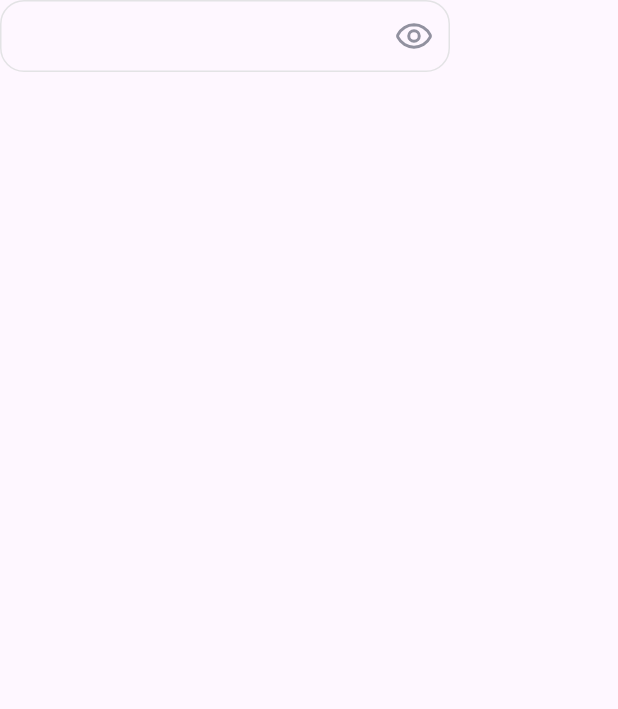
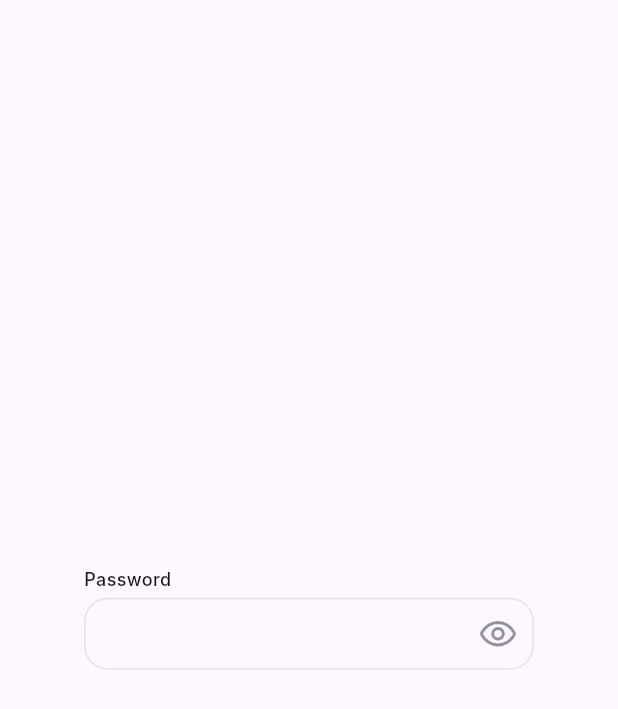
Before and after one commit to SrikanthKoti/guptha_ui_kit, a Flutter app: the screen it shows after launch, on a phone screen of 412 x 824 dp. Shown: the top 709 px of the screen. Run offline on Flutter 3.47's test engine with Material 3 defaults, Android fonts, the phone set to English and light mode, and no system bars; our stand-ins replace cached_network_image, flutter_svg, shimmer; Roboto replaces fonts that are missing (Inter).

Commit message:
+added label for GkTextFormField

```diff
--- a/example/lib/main.dart
+++ b/example/lib/main.dart
@@ -32,14 +32,19 @@ class _MyHomePageState extends State<MyHomePage> {
   @override
   Widget build(BuildContext context) {
     return Scaffold(
-      body: Column(
+      body: Center(
+        child: Column(
+          crossAxisAlignment: CrossAxisAlignment.start,
+          mainAxisAlignment: MainAxisAlignment.center,
           children: [
             GkTextFormField(
               controller: TextEditingController(),
               isPassword: true,
               width: 300,
+              label: "Password",
             )
           ],
+        ),
       ),
     );
   }
--- a/lib/src/ui/atoms/gk_text_form_field.dart
+++ b/lib/src/ui/atoms/gk_text_form_field.dart
@@ -1,6 +1,7 @@
 import 'package:flutter/material.dart';
 import 'package:guptha_ui_kit/src/core_imp/constants/gk_colors_imp.dart';
 import 'package:guptha_ui_kit/src/core_imp/constants/gk_images_imp.dart';
+import 'package:guptha_ui_kit/src/core_imp/constants/gk_spacers_imp.dart';
 import 'package:guptha_ui_kit/src/core_imp/constants/text_styles/gk_inter_styles_imp.dart';
 import 'package:guptha_ui_kit/src/ui/atoms/gk_image_icon_view.dart';
 
@@ -32,6 +33,8 @@ class GkTextFormField extends StatefulWidget {
   final double cursorWidth;
   final int? maxLines;
   final double borderRadius;
+  final String label;
+  final TextStyle? labelStyle;
 
   const GkTextFormField({
     super.key,
@@ -60,6 +63,8 @@ class GkTextFormField extends StatefulWidget {
     this.cursorRadius,
     this.borderRadius = 16,
     this.width,
+    this.label = '',
+    this.labelStyle,
   });
 
   @override
@@ -134,7 +139,17 @@ class _GkTextFormFieldState extends State<GkTextFormField> {
   Widget build(BuildContext context) {
     return SizedBox(
       width: widget.width,
-      child: TextFormField(
+      child: Column(
+        crossAxisAlignment: CrossAxisAlignment.start,
+        children: [
+          if (widget.label.isNotEmpty) ...[
+            Text(
+              widget.label,
+              style: widget.labelStyle ?? GkInterStylesImp().tiny,
+            ),
+            GkSpacersImp().height4
+          ],
+          TextFormField(
             decoration: _getDecoration(),
             obscureText: widget.isPassword ? _obscureText : false,
             cursorColor: widget.cursorColor ?? _gkColors.violet100,
@@ -156,6 +171,8 @@ class _GkTextFormFieldState extends State<GkTextFormField> {
             autovalidateMode: widget.autoValidateMode,
             validator: widget.validator,
           ),
+        ],
+      ),
     );
   }
 }
--- a/pubspec.yaml
+++ b/pubspec.yaml
@@ -1,6 +1,6 @@
 name: guptha_ui_kit
 description: "Guptha Ui Kit to help you get started with your new flutter project"
-version: 0.0.6
+version: 0.0.7
 homepage: https://github.com/SrikanthKoti/guptha_ui_kit
 
 environment:
```
Also changed, not shown: 1 other file. Lines whose indentation alone changed are shown as unchanged.
